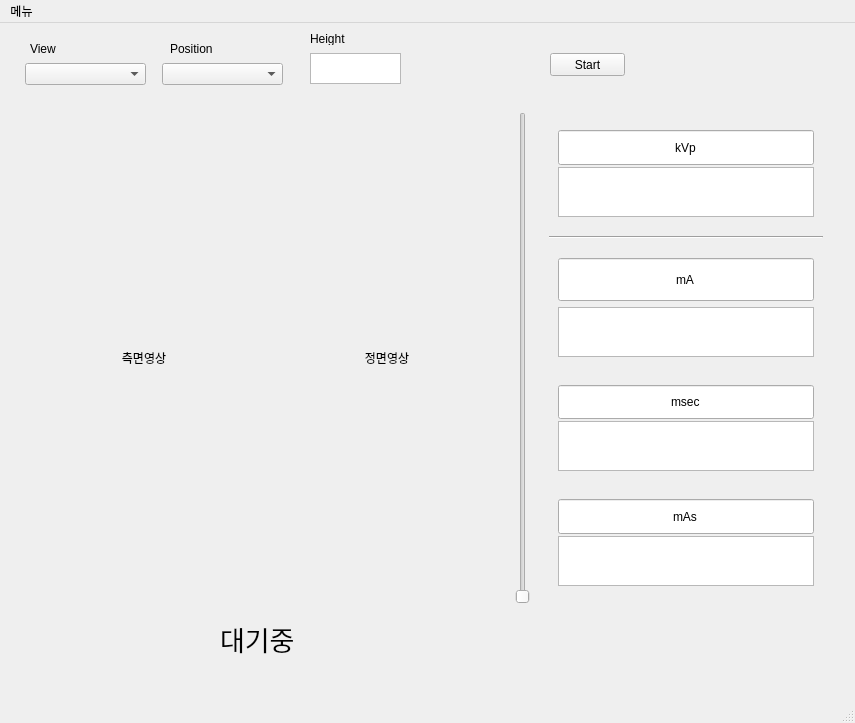
Qt form UI/form_Start.ui (ncsjh/BodySegmentation) before a commit.
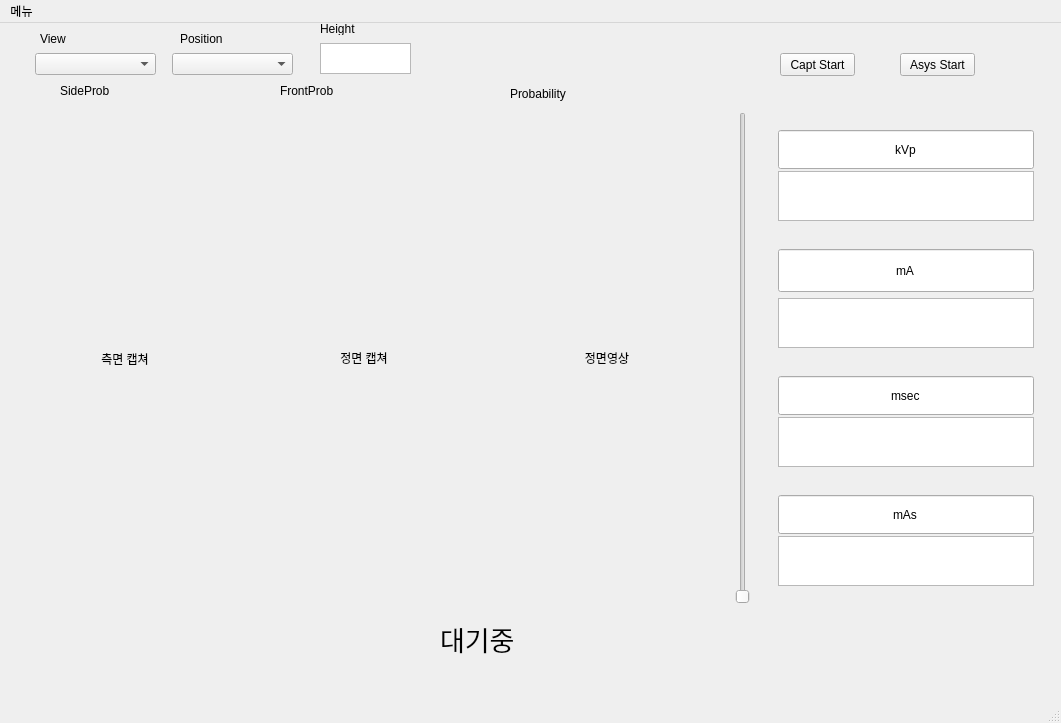
The same form after that commit.

Commit message: 화면 캡쳐 추가

What changed in the file:
```diff
--- a/UI/form_Start.ui
+++ b/UI/form_Start.ui
@@ -9,7 +9,7 @@
    <rect>
     <x>0</x>
     <y>0</y>
-    <width>855</width>
+    <width>1061</width>
     <height>723</height>
    </rect>
   </property>
@@ -29,7 +29,7 @@
    <widget class="QFrame" name="horizontalFrame">
     <property name="geometry">
      <rect>
-      <x>20</x>
+      <x>240</x>
       <y>80</y>
       <width>821</width>
       <height>510</height>
@@ -66,7 +66,7 @@
         <number>4</number>
        </property>
        <property name="text">
-        <string>측면영상</string>
+        <string>정면 캡쳐</string>
        </property>
        <property name="textFormat">
         <enum>Qt::AutoText</enum>
@@ -128,7 +128,7 @@
          <height>500</height>
         </size>
        </property>
-       <layout class="QVBoxLayout" name="verticalLayout" stretch="0,1,0,0,0">
+       <layout class="QVBoxLayout" name="verticalLayout" stretch="0,0,0,0">
         <property name="spacing">
          <number>10</number>
         </property>
@@ -209,13 +209,6 @@
           </layout>
          </widget>
         </item>
-        <item>
-         <widget class="Line" name="line">
-          <property name="orientation">
-           <enum>Qt::Horizontal</enum>
-          </property>
-         </widget>
-        </item>
         <item>
          <widget class="QFrame" name="frame">
           <property name="maximumSize">
@@ -456,8 +449,8 @@
    <widget class="QComboBox" name="cbView">
     <property name="geometry">
      <rect>
-      <x>25</x>
-      <y>40</y>
+      <x>35</x>
+      <y>30</y>
       <width>121</width>
       <height>22</height>
      </rect>
@@ -487,8 +480,8 @@
    <widget class="QComboBox" name="cbPosition">
     <property name="geometry">
      <rect>
-      <x>162</x>
-      <y>40</y>
+      <x>172</x>
+      <y>30</y>
       <width>121</width>
       <height>22</height>
      </rect>
@@ -503,8 +496,8 @@
    <widget class="QTextEdit" name="tedAge">
     <property name="geometry">
      <rect>
-      <x>310</x>
-      <y>30</y>
+      <x>320</x>
+      <y>20</y>
       <width>91</width>
       <height>31</height>
      </rect>
@@ -513,21 +506,21 @@
    <widget class="QPushButton" name="btnStart">
     <property name="geometry">
      <rect>
-      <x>550</x>
+      <x>900</x>
       <y>30</y>
       <width>75</width>
       <height>23</height>
      </rect>
     </property>
     <property name="text">
-     <string>Start</string>
+     <string>Asys Start</string>
     </property>
    </widget>
    <widget class="QLabel" name="label">
     <property name="geometry">
      <rect>
-      <x>310</x>
-      <y>10</y>
+      <x>320</x>
+      <y>0</y>
       <width>56</width>
       <height>12</height>
      </rect>
@@ -548,8 +541,8 @@
    <widget class="QLabel" name="label_2">
     <property name="geometry">
      <rect>
-      <x>170</x>
-      <y>20</y>
+      <x>180</x>
+      <y>10</y>
       <width>56</width>
       <height>12</height>
      </rect>
@@ -561,8 +554,8 @@
    <widget class="QLabel" name="label_3">
     <property name="geometry">
      <rect>
-      <x>30</x>
-      <y>20</y>
+      <x>40</x>
+      <y>10</y>
       <width>56</width>
       <height>12</height>
      </rect>
@@ -574,7 +567,7 @@
    <widget class="QLabel" name="labelProcess">
     <property name="geometry">
      <rect>
-      <x>220</x>
+      <x>440</x>
       <y>600</y>
       <width>121</width>
       <height>31</height>
@@ -599,13 +592,102 @@
      <string>대기중</string>
     </property>
    </widget>
+   <widget class="QLabel" name="labelSideCapture">
+    <property name="geometry">
+     <rect>
+      <x>10</x>
+      <y>90</y>
+      <width>230</width>
+      <height>492</height>
+     </rect>
+    </property>
+    <property name="sizePolicy">
+     <sizepolicy hsizetype="Preferred" vsizetype="Preferred">
+      <horstretch>0</horstretch>
+      <verstretch>0</verstretch>
+     </sizepolicy>
+    </property>
+    <property name="maximumSize">
+     <size>
+      <width>230</width>
+      <height>500</height>
+     </size>
+    </property>
+    <property name="focusPolicy">
+     <enum>Qt::TabFocus</enum>
+    </property>
+    <property name="lineWidth">
+     <number>4</number>
+    </property>
+    <property name="text">
+     <string>측면 캡쳐</string>
+    </property>
+    <property name="textFormat">
+     <enum>Qt::AutoText</enum>
+    </property>
+    <property name="alignment">
+     <set>Qt::AlignCenter</set>
+    </property>
+   </widget>
+   <widget class="QLabel" name="labelProb">
+    <property name="geometry">
+     <rect>
+      <x>510</x>
+      <y>60</y>
+      <width>231</width>
+      <height>21</height>
+     </rect>
+    </property>
+    <property name="text">
+     <string>Probability</string>
+    </property>
+   </widget>
+   <widget class="QPushButton" name="btnCapStart">
+    <property name="geometry">
+     <rect>
+      <x>780</x>
+      <y>30</y>
+      <width>75</width>
+      <height>23</height>
+     </rect>
+    </property>
+    <property name="text">
+     <string>Capt Start</string>
+    </property>
+   </widget>
+   <widget class="QLabel" name="labelFrontProb">
+    <property name="geometry">
+     <rect>
+      <x>280</x>
+      <y>60</y>
+      <width>81</width>
+      <height>16</height>
+     </rect>
+    </property>
+    <property name="text">
+     <string>FrontProb</string>
+    </property>
+   </widget>
+   <widget class="QLabel" name="labelSideProb">
+    <property name="geometry">
+     <rect>
+      <x>60</x>
+      <y>60</y>
+      <width>91</width>
+      <height>16</height>
+     </rect>
+    </property>
+    <property name="text">
+     <string>SideProb</string>
+    </property>
+   </widget>
   </widget>
   <widget class="QMenuBar" name="menubar">
    <property name="geometry">
     <rect>
      <x>0</x>
      <y>0</y>
-     <width>855</width>
+     <width>1061</width>
      <height>21</height>
     </rect>
    </property>
```
Left out of the diff: 2 changed lines with no effect on the pictures. The commit also changes 4 other files.
